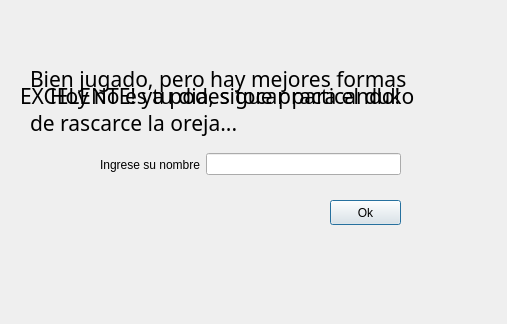
Above: GUILBass/forms/dialogpuntajes.ui from mgoyret/UTN_FRBA_INFO_II_2020_TPO_LASER-BASS before the change. Below: the same form after it.
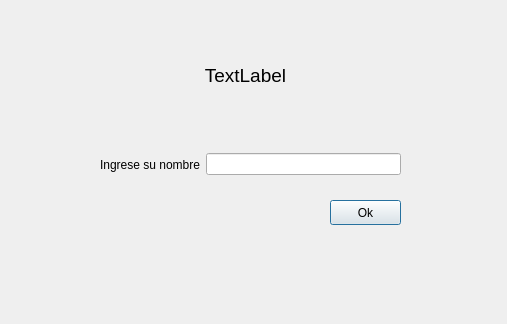
That is the form after the change.

The edit to the form file:
```diff
--- a/GUILBass/forms/dialogpuntajes.ui
+++ b/GUILBass/forms/dialogpuntajes.ui
@@ -13,25 +13,6 @@
   <property name="windowTitle">
    <string>Dialog</string>
   </property>
-  <widget class="QLabel" name="labelBajo">
-   <property name="geometry">
-    <rect>
-     <x>50</x>
-     <y>80</y>
-     <width>411</width>
-     <height>31</height>
-    </rect>
-   </property>
-   <property name="font">
-    <font>
-     <family>Franklin Gothic Book</family>
-     <pointsize>16</pointsize>
-    </font>
-   </property>
-   <property name="text">
-    <string>Hoy no es tu dia, sigue practicando!</string>
-   </property>
-  </widget>
   <widget class="QWidget" name="horizontalLayoutWidget">
    <property name="geometry">
     <rect>
@@ -67,61 +48,25 @@
     <string>Ok</string>
    </property>
   </widget>
-  <widget class="QWidget" name="verticalLayoutWidget">
+  <widget class="QLabel" name="labelMensaje">
    <property name="geometry">
     <rect>
      <x>30</x>
-     <y>60</y>
-     <width>441</width>
-     <height>81</height>
-    </rect>
-   </property>
-   <layout class="QVBoxLayout" name="layoutMedio">
-    <item>
-     <widget class="QLabel" name="labelMedio_1">
-      <property name="font">
-       <font>
-        <family>Franklin Gothic Book</family>
-        <pointsize>16</pointsize>
-       </font>
-      </property>
-      <property name="text">
-       <string>Bien jugado, pero hay mejores formas</string>
-      </property>
-     </widget>
-    </item>
-    <item>
-     <widget class="QLabel" name="labelMedio_2">
-      <property name="font">
-       <font>
-        <family>Franklin Gothic Book</family>
-        <pointsize>16</pointsize>
-       </font>
-      </property>
-      <property name="text">
-       <string>de rascarce la oreja...</string>
-      </property>
-     </widget>
-    </item>
-   </layout>
-  </widget>
-  <widget class="QLabel" name="labelAlto">
-   <property name="geometry">
-    <rect>
-     <x>20</x>
-     <y>80</y>
-     <width>471</width>
-     <height>31</height>
+     <y>30</y>
+     <width>431</width>
+     <height>91</height>
     </rect>
    </property>
    <property name="font">
     <font>
-     <family>Franklin Gothic Book</family>
-     <pointsize>16</pointsize>
+     <pointsize>14</pointsize>
     </font>
    </property>
    <property name="text">
-    <string>EXCELENTE! ya podes tocar para el duko</string>
+    <string>TextLabel</string>
+   </property>
+   <property name="alignment">
+    <set>Qt::AlignCenter</set>
    </property>
   </widget>
  </widget>
```
